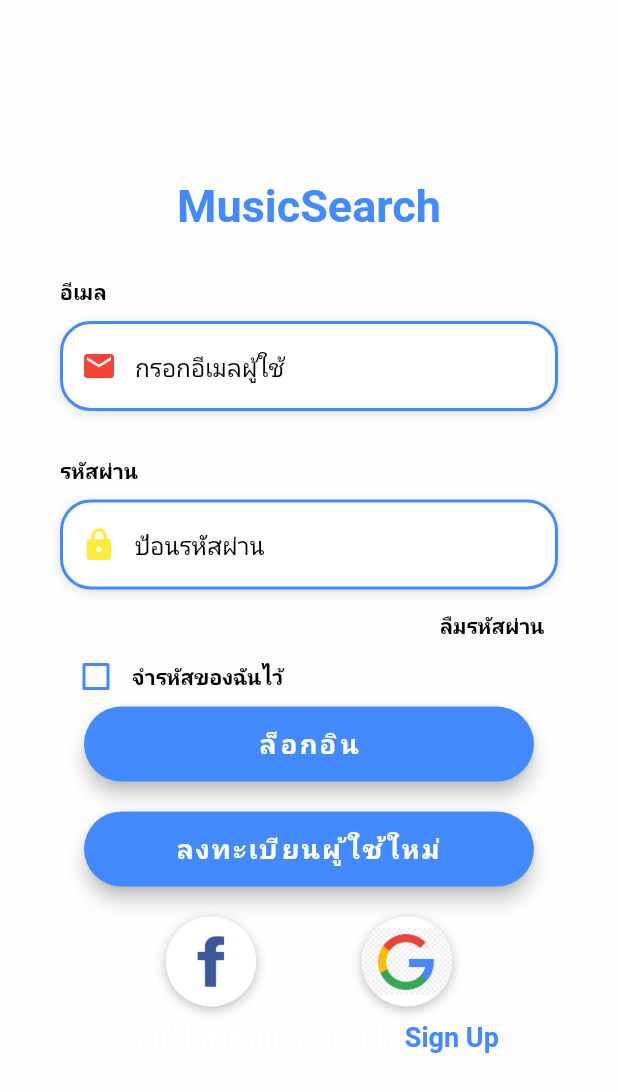
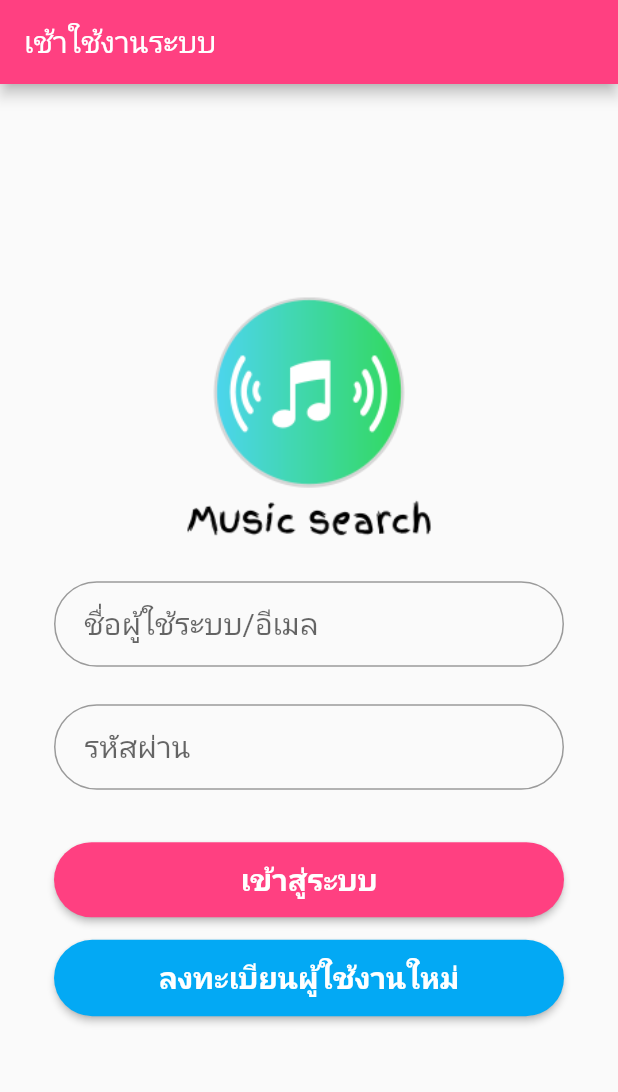
Before and after one commit to numvarn/musicsearch, a Flutter app: the screen it shows after launch, on a phone screen of 412 x 824 dp. Shown: the top 1092 px of the screen. Run offline on Flutter 3.47's test engine with Material 2 defaults, Android fonts, the phone set to English and light mode, and no system bars; drawn by our look-alikes of rounded_loading_button; our stand-ins replace google_fonts, progress_dialog; accounts and stored records are empty; Roboto replaces fonts that are missing (OpenSans, Prompt).

Commit message:
updata ui login and Reister

```diff
--- a/lib/main.dart
+++ b/lib/main.dart
@@ -54,7 +54,7 @@ class _MyHomePageState extends State<MyHomePage> {
             SizedBox(
               height: 180.0,
               child: Image.asset(
-                "assets/images/logo.png",
+                "assets/images/music.png",
                 fit: BoxFit.contain,
               ),
             ),
--- a/lib/screens/Register.dart
+++ b/lib/screens/Register.dart
@@ -78,7 +78,7 @@ class Register extends StatelessWidget {
     final regisButon = Material(
       elevation: 5.0,
       borderRadius: BorderRadius.circular(30.0),
-      color: Colors.lightBlue,
+      color: Colors.pinkAccent,
       child: MaterialButton(
         minWidth: MediaQuery.of(context).size.width,
         padding: EdgeInsets.fromLTRB(20.0, 15.0, 20.0, 15.0),
@@ -136,7 +136,7 @@ class Register extends StatelessWidget {
 
       pr.show();
 
-      var url = "https://ssk-covid19.herokuapp.com/api/regis";
+      var url = "http://lyric-sskru.herokuapp.com/api/regis";
 
       Map<String, String> data = {
         "first_name": firstNameController.text.trim(),
--- a/lib/screens/login_screen.dart
+++ b/lib/screens/login_screen.dart
@@ -1,317 +1,202 @@
+import 'dart:convert';
+import 'dart:io';
+import 'package:http/http.dart' as Http;
 import 'package:flutter/material.dart';
-import 'package:flutter/services.dart';
-import 'package:musicsearch/utilities/constants.dart';
+import 'package:google_fonts/google_fonts.dart';
+import 'package:musicsearch/utilities/authenFileProcess.dart';
+import 'package:musicsearch/utilities/operations.dart';
 import 'package:rounded_loading_button/rounded_loading_button.dart';
 
 import 'Register.dart';
 
 class LoginScreen extends StatefulWidget {
+  LoginScreen({Key key}) : super(key: key);
+
   @override
   _LoginScreenState createState() => _LoginScreenState();
 }
 
 class _LoginScreenState extends State<LoginScreen> {
-  bool _rememberMe = false;
+  final RoundedLoadingButtonController _btnController = new RoundedLoadingButtonController();
 
-  Widget _buildEmailTF() {
-    return Column(
-      crossAxisAlignment: CrossAxisAlignment.start,
-      children: <Widget>[
-        Text(
-          'อีเมล',
-          style: kLabelStyle,
+  // TextField Controller
+  TextEditingController emailController = new TextEditingController();
+  TextEditingController passwordController = new TextEditingController();
+
+  TextStyle style = GoogleFonts.prompt(
+    fontSize: 20,
+  );
+
+  TextStyle styleButton = GoogleFonts.prompt(
+    fontSize: 20,
+    fontWeight: FontWeight.bold,
+    color: Colors.white,
+  );
+
+  Future<bool> _onWillPop() async {
+    return (await showDialog(
+      context: context,
+      builder: (context) => new AlertDialog(
+        title: new Text('หยุดการทำงานโปรแกรม'),
+        content: new Text('คุณต้องการหยุดการทำงานโปรแกรม ?'),
+        actions: <Widget>[
+          new FlatButton(
+            onPressed: () => Navigator.of(context).pop(false),
+            child: new Text('ไม่ใช่'),
           ),
-        SizedBox(height: 10.0),
-        Container(
-          alignment: Alignment.centerLeft,
-          decoration: kBoxDecorationStyle,
-          height: 60.0,
-          child: TextField(
-            keyboardType: TextInputType.emailAddress,
-            style: TextStyle(
-              color: Colors.white,
-              fontFamily: 'OpenSans',
-            ),
-            decoration: InputDecoration(
-              border: InputBorder.none,
-              contentPadding: EdgeInsets.only(top: 14.0),
-              prefixIcon: Icon(
-                Icons.email,
-                color: Colors.red,
-              ),
-              hintText: 'กรอกอีเมลผู้ใช้',
-              hintStyle: kHintTextStyle,
-            ),
-          ),
+          new FlatButton(
+            onPressed: () => exit(0), //Navigator.of(context).pop(true),
+            child: new Text('ใช่'),
           ),
         ],
-    );
+      ),
+    )) ?? false;
   }
 
-  Widget _buildPasswordTF() {
-    return Column(
-      crossAxisAlignment: CrossAxisAlignment.start,
-      children: <Widget>[
-        Text(
-          'รหัสผ่าน',
-          style: kLabelStyle,
+  @override
+  Widget build(BuildContext context) {
+
+    final emailField = TextField(
+      controller: emailController,
+      obscureText: false,
+      style: style,
+      decoration: InputDecoration(
+          contentPadding: EdgeInsets.fromLTRB(20.0, 15.0, 20.0, 15.0),
+          hintText: "ชื่อผู้ใช้ระบบ/อีเมล",
+          border:
+          OutlineInputBorder(borderRadius: BorderRadius.circular(32.0))),
+    );
+
+    final passwordField = TextField(
+      controller: passwordController,
+      obscureText: true,
+      style: style,
+      decoration: InputDecoration(
+          contentPadding: EdgeInsets.fromLTRB(20.0, 15.0, 20.0, 15.0),
+          hintText: "รหัสผ่าน",
+          border:
+          OutlineInputBorder(borderRadius: BorderRadius.circular(32.0))),
+    );
+
+    final loginButton = RoundedLoadingButton(
+        child: Text("เข้าสู่ระบบ",
+            textAlign: TextAlign.center,
+            style: styleButton,
         ),
-        SizedBox(height: 10.0),
-        Container(
-          alignment: Alignment.centerLeft,
-          decoration: kBoxDecorationStyle,
-          height: 60.0,
-          child: TextField(
-            obscureText: true,
-            style: TextStyle(
-              color: Colors.white,
-              fontFamily: 'OpenSans',
-            ),
-            decoration: InputDecoration(
-              border: InputBorder.none,
-              contentPadding: EdgeInsets.only(top: 14.0),
-              prefixIcon: Icon(
-                Icons.lock,
-                color: Colors.yellow,
-              ),
-              hintText: 'ป้อนรหัสผ่าน',
-              hintStyle: kHintTextStyle,
-            ),
-          ),
-        ),
-      ],
+        controller: _btnController,
+        width: MediaQuery.of(context).size.width,
+        color: Colors.pinkAccent,
+        onPressed: () {
+          _signIn();
+        },
     );
-  }
 
-  Widget _buildForgotPasswordBtn() {
-    return Container(
-      alignment: Alignment.centerRight,
-      child: FlatButton(
-        onPressed: () => print('Forgot Password Button Pressed'),
-        padding: EdgeInsets.only(right: 0.0),
+    final registerButton = Material(
+      elevation: 2.0,
+      borderRadius: BorderRadius.circular(30.0),
+      color: Colors.lightBlue,
+      child: MaterialButton(
+        minWidth: MediaQuery.of(context).size.width,
+        padding: EdgeInsets.fromLTRB(10.0, 12.0, 10.0, 12.0),
+        onPressed: () {
+          Navigator.push(context, MaterialPageRoute(builder: (context) => Register()),);
+        },
         child: Text(
-          'ลืมรหัสผ่าน',
-          style: kLabelStyle,
+            "ลงทะเบียนผู้ใช้งานใหม่",
+            textAlign: TextAlign.center,
+            style: styleButton
         ),
       ),
     );
-  }
 
-  Widget _buildRememberMeCheckbox() {
-    return Container(
-      height: 20.0,
-      child: Row(
+    return WillPopScope(
+        onWillPop: _onWillPop,
+        child:Scaffold(
+          appBar: AppBar(
+            title: Text('เช้าใช้งานระบบ', style: style),
+            automaticallyImplyLeading: false,
+            backgroundColor: Colors.pinkAccent
+          ),
+
+          body: Center(
+            child: SingleChildScrollView (
+              padding: const EdgeInsets.all(36.0),
+              child: Column(
+                crossAxisAlignment: CrossAxisAlignment.center,
+                mainAxisAlignment: MainAxisAlignment.center,
                 children: <Widget>[
-          Theme(
-            data: ThemeData(unselectedWidgetColor: Colors.blueAccent),
-            child: Checkbox(
-              value: _rememberMe,
-              checkColor: Colors.blue,
-              activeColor: Colors.white38,
-
-              onChanged: (value) {
-                setState(() {
-                  _rememberMe = value;
-                });
-              },
+                  SizedBox(
+                    height: 180.0,
+                    child: Image.asset(
+                      "assets/logos/music.png",
+                      fit: BoxFit.contain,
                     ),
                   ),
-          Text(
-            'จำรหัสของฉันไว้',
-            style: kLabelStyle,
-          ),
+                  SizedBox(height: 20.0),
+                  emailField,
+                  SizedBox(height: 25.0),
+                  passwordField,
+                  SizedBox(height: 35.0),
+                  loginButton,
+                  SizedBox(height: 15.0),
+                  registerButton,
+                  SizedBox(height: 15.0),
                 ],
               ),
-    );
-  }
-
-  Widget _buildLoginBtn() {
-    return Container(
-      padding: EdgeInsets.symmetric(vertical: 10.0),
-      width: double.infinity,
-      child: RoundedLoadingButton(
-        elevation: 5.0,
-        onPressed: () => print('Login Button Pressed'),
-        color: Colors.blueAccent,
-        child: Text(
-          'ล็อกอิน',
-          style: TextStyle(
-            color: Colors.white,
-            letterSpacing: 1.5,
-            fontSize: 18.0,
-            fontWeight: FontWeight.bold,
-            fontFamily: 'OpenSans',
             ),
           ),
         ),
     );
   }
 
-  Widget _buildSignInWithText() {
-    return Container(
-    padding: EdgeInsets.symmetric(vertical: 10.0),
-      width: double.infinity,
-      child: RoundedLoadingButton(
-        elevation: 5.0,
-      onPressed: () {
-          Navigator.push(context, MaterialPageRoute(builder: (context) => Register()),);
-        },
-        color: Colors.blueAccent,
-        child: Text(
-          'ลงทะเบียนผู้ใช้ใหม่',
-          style: TextStyle(
-            color: Colors.white,
-            letterSpacing: 1.5,
-            fontSize: 18.0,
-            fontWeight: FontWeight.bold,
-            fontFamily: 'OpenSans',
-          ),
-        ),
-      ),
+  void _signIn() async {
+    var url = "https://lyric-sskru.herokuapp.com/api/login";
+
+    Map<String, String> data = {
+      "username":emailController.text.trim(),
+      "password":passwordController.text.trim()
+    };
+
+    if(emailController.text.trim() != "" && passwordController.text.trim() != "") {
+      var response = await Http.post(url, body:data);
+
+      final responseJson = json.decode(response.body);
+      if(responseJson['token'] != null) {
+        String data = '{"token": "${responseJson['token']}"}';
+
+        AuthenFileProcess authenFileProcess = new AuthenFileProcess();
+        authenFileProcess.writeToken(data);
+
+        Navigator.push(
+            context,
+            MaterialPageRoute(builder: (context) => OperationPage())
         );
+      } else {
+        _showAlertLoginFail(context);
+        _btnController.stop();
+      }
+    } else {
+      _showAlertLoginFail(context);
+      _btnController.stop();
+    }
   }
 
-  Widget _buildSocialBtn(Function onTap, AssetImage logo) {
-    return GestureDetector(
-      onTap: onTap,
-      child: Container(
-        height: 60.0,
-        width: 60.0,
-        decoration: BoxDecoration(
-          shape: BoxShape.circle,
-          color: Colors.white,
-          boxShadow: [
-            BoxShadow(
-              color: Colors.black26,
-              offset: Offset(0, 2),
-              blurRadius: 6.0,
-            ),
-          ],
-          image: DecorationImage(
-            image: logo,
-          ),
-        ),
-      ),
-    );
-  }
-
-  Widget _buildSocialBtnRow() {
-    return Padding(
-      padding: EdgeInsets.symmetric(vertical: 10.0),
-      child: Row(
-        mainAxisAlignment: MainAxisAlignment.spaceEvenly,
-        children: <Widget>[
-          _buildSocialBtn(
-            () => print('Login with Facebook'),
-            AssetImage(
-              'assets/logos/facebook.jpg',
-            ),
-          ),
-          _buildSocialBtn(
-            () => print('Login with Google'),
-            AssetImage(
-              'assets/logos/google.jpg',
-            ),
-          ),
-        ],
-      ),
-    );
-  }
-
-  Widget _buildSignupBtn() {
-    return GestureDetector(
-      onTap: () => print('Sign Up Button Pressed'),
-      child: RichText(
-        text: TextSpan(
-          children: [
-            TextSpan(
-              text: 'Don\'t have an Account? ',
-              style: TextStyle(
-                color: Colors.white,
-                fontSize: 18.0,
-                fontWeight: FontWeight.w400,
-              ),
-            ),
-            TextSpan(
-              text: 'Sign Up',
-              style: TextStyle(
-                color: Colors.blueAccent,
-                fontSize: 18.0,
-                fontWeight: FontWeight.bold,
-              ),
-            ),
-          ],
-        ),
-      ),
-    );
-  }
-
-  @override
-  Widget build(BuildContext context) {
-    return Scaffold(
-      body: AnnotatedRegion<SystemUiOverlayStyle>(
-        value: SystemUiOverlayStyle.light,
-        child: GestureDetector(
-          onTap: () => FocusScope.of(context).unfocus(),
-          child: Stack(
-            children: <Widget>[
-              Container(
-                height: double.infinity,
-                width: double.infinity,
-                decoration: BoxDecoration(
-                  gradient: LinearGradient(
-                    begin: Alignment.topCenter,
-                    end: Alignment.bottomCenter,
-                    colors: [
-                      Colors.white70,
-                      Colors.white70,
-                      Colors.white70,
-                      Colors.white70,
-                    ],
-                    stops: [0.1, 0.4, 0.7, 0.9],
-                  ),
-                ),
-              ),
-              Container(
-                height: double.infinity,
-                child: SingleChildScrollView(
-                  physics: AlwaysScrollableScrollPhysics(),
-                  padding: EdgeInsets.symmetric(
-                    horizontal: 40.0,
-                    vertical: 120.0,
-                  ),
-                  child: Column(
-                    mainAxisAlignment: MainAxisAlignment.center,
-                    children: <Widget>[
-                      Text(
-                        'MusicSearch',
-                        style: TextStyle(
-                          color: Colors.blueAccent,
-                          fontFamily: 'OpenSans',
-                          fontSize: 30.0,
-                          fontWeight: FontWeight.bold,
-                        ),
-                      ),
-                      SizedBox(height: 30.0),
-                      _buildEmailTF(),
-                      SizedBox(
-                        height: 30.0,
-                      ),
-                      _buildPasswordTF(),
-                      _buildForgotPasswordBtn(),
-                      _buildRememberMeCheckbox(),
-                      _buildLoginBtn(),
-                      _buildSignInWithText(),
-                      _buildSocialBtnRow(),
-                      _buildSignupBtn(),
-                    ],
-                  ),
-                ),
+  void _showAlertLoginFail(BuildContext context) {
+    showDialog(
+        context: context,
+        barrierDismissible: false,
+        builder: (context) => AlertDialog(
+          title: Text("Invalid Username/Password"),
+          content: Text("Please, check your username or password"),
+          actions: <Widget>[
+            FlatButton(
+              child: Text('Ok'),
+              onPressed: () {
+                Navigator.pop(context, true);
+              },
             )
           ],
-          ),
-        ),
-      ),
+        )
     );
   }
 }
--- a/pubspec.yaml
+++ b/pubspec.yaml
@@ -56,6 +56,7 @@ flutter:
    - assets/logos/facebook.jpg
    - assets/logos/google.jpg
    - assets/logos/pnggate.com.png
+   - assets/logos/music.png
 
 fonts:
     - family: OpenSans
```
Also changed, not shown: assets/logos/music.png (added). Lines whose indentation alone changed are shown as unchanged.
